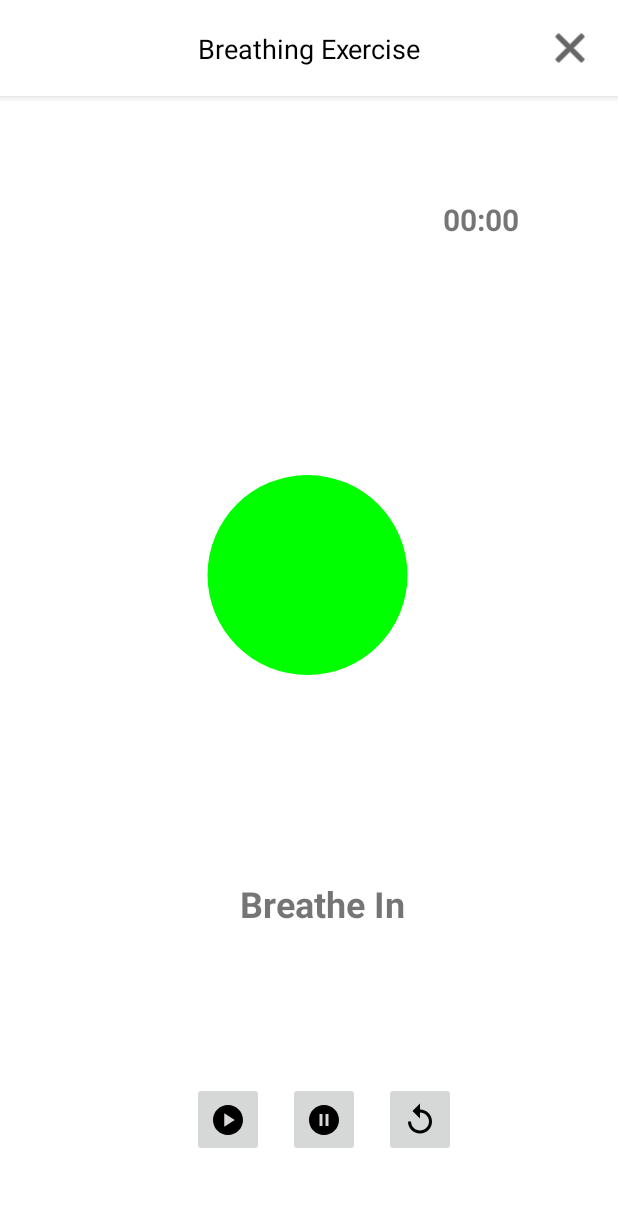
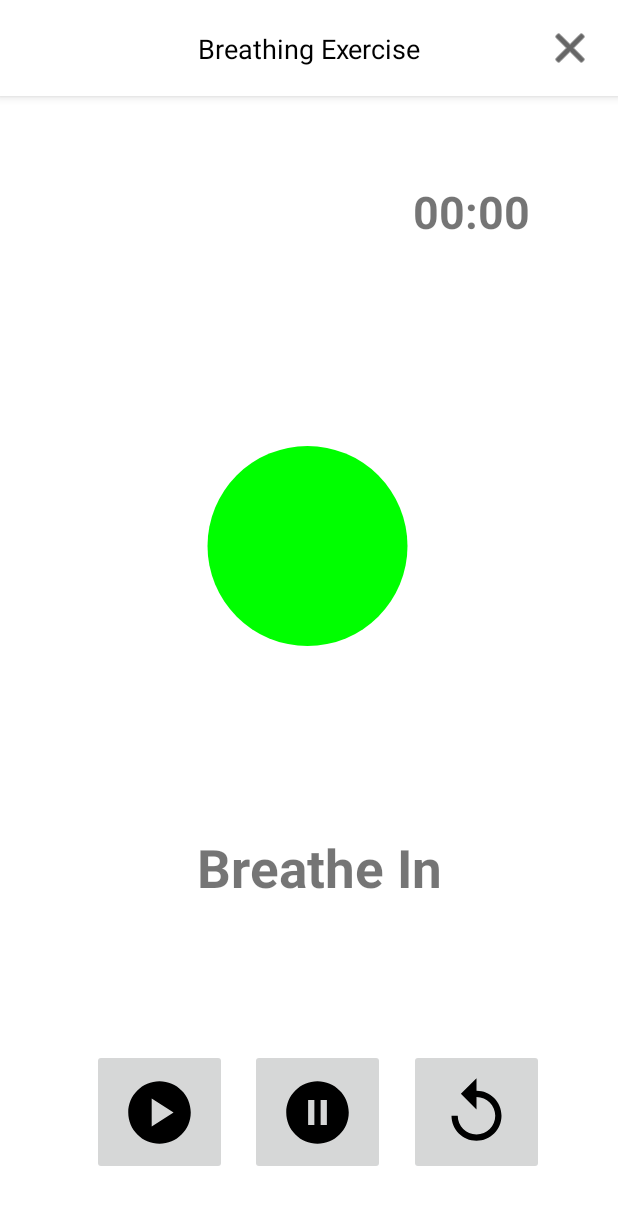
Before and after one commit to Rosscrowley/FinalYearProject, an Android app: the BreathingExerciseActivity screen opened directly, with no data from a screen before it, on a phone screen of 412 x 824 dp. Shown: the top 1205 px of the screen. Run offline under Robolectric (Android 15) with nearby library versions, the phone set to English and light mode, and no system bars; our stand-ins replace Firebase (no records; nobody signed in at launch, a user with empty details on screens opened directly).

Commit message:
Added-saving-score-func-to-breathing-exercise-and-adjusted-UI

```diff
--- a/app/src/main/java/com/example/finalyearproject/BreathingExerciseActivity.kt
+++ b/app/src/main/java/com/example/finalyearproject/BreathingExerciseActivity.kt
@@ -25,6 +25,7 @@ class BreathingExerciseActivity : AppCompatActivity() {
     private var timeLeftInMilliseconds: Long = 0
     private var isTimerRunning: Boolean = false
     private var selectedDurationMs: Long = 0
+    private var selectedMinutes: Int = 0
 
     private lateinit var instructionText: TextView
     private lateinit var countdownText: TextView
@@ -113,6 +114,7 @@ class BreathingExerciseActivity : AppCompatActivity() {
             .setTitle("Choose Duration (minutes)")
             .setView(numberPicker)
             .setPositiveButton("OK") { dialog, _ ->
+                selectedMinutes = numberPicker.value
                 selectedDurationMs = numberPicker.value * 60 * 1000L
                 updateCountdownText(selectedDurationMs)
                 dialog.dismiss()
@@ -163,6 +165,9 @@ class BreathingExerciseActivity : AppCompatActivity() {
             databaseReference.updateChildren(exerciseCompletionUpdate).addOnSuccessListener {
                 Toast.makeText(this, "Exercise marked as complete.", Toast.LENGTH_SHORT).show()
 
+                val score = selectedMinutes.toFloat()
+                saveUserExerciseScore(userId, "Breathing1", score)
+
                 setResult(Activity.RESULT_OK)
                 finish()
             }.addOnFailureListener { e ->
@@ -175,4 +180,21 @@ class BreathingExerciseActivity : AppCompatActivity() {
         val dateFormat = SimpleDateFormat("yyyy-MM-dd", Locale.getDefault())
         return dateFormat.format(Date())
     }
+
+    fun saveUserExerciseScore(userId: String, exerciseId: String, score: Float) {
+        val currentDate = SimpleDateFormat("yyyy-MM-dd", Locale.getDefault()).format(Date())
+        val exerciseScore = ExerciseScore(score, currentDate)
+
+        val database = FirebaseDatabase.getInstance("https://final-year-project-6d217-default-rtdb.europe-west1.firebasedatabase.app")
+        val userScoreRef = database.getReference("userScores/$userId/$exerciseId")
+
+        userScoreRef.push().setValue(exerciseScore)
+            .addOnSuccessListener {
+                // Handle success
+                Toast.makeText(this, "score saved!", Toast.LENGTH_SHORT).show()
+            }
+            .addOnFailureListener {
+                // Handle failure
+            }
+    }
 }
--- a/app/src/main/res/drawable/pause_image.xml
+++ b/app/src/main/res/drawable/pause_image.xml
@@ -1,5 +1,5 @@
-<vector android:height="24dp" android:tint="#000000"
+<vector android:height="50dp" android:tint="#000000"
     android:viewportHeight="24" android:viewportWidth="24"
-    android:width="24dp" xmlns:android="http://schemas.android.com/apk/res/android">
+    android:width="50dp" xmlns:android="http://schemas.android.com/apk/res/android">
     <path android:fillColor="@android:color/white" android:pathData="M12,2C6.48,2 2,6.48 2,12s4.48,10 10,10s10,-4.48 10,-10S17.52,2 12,2zM11,16H9V8h2V16zM15,16h-2V8h2V16z"/>
 </vector>
--- a/app/src/main/res/drawable/play_image.xml
+++ b/app/src/main/res/drawable/play_image.xml
@@ -1,5 +1,5 @@
-<vector android:height="24dp" android:tint="#000000"
+<vector android:height="50dp" android:tint="#000000"
     android:viewportHeight="24" android:viewportWidth="24"
-    android:width="24dp" xmlns:android="http://schemas.android.com/apk/res/android">
+    android:width="50dp" xmlns:android="http://schemas.android.com/apk/res/android">
     <path android:fillColor="@android:color/white" android:pathData="M12,2C6.48,2 2,6.48 2,12s4.48,10 10,10s10,-4.48 10,-10S17.52,2 12,2zM9.5,16.5v-9l7,4.5L9.5,16.5z"/>
 </vector>
--- a/app/src/main/res/drawable/replay_image.xml
+++ b/app/src/main/res/drawable/replay_image.xml
@@ -1,5 +1,5 @@
-<vector android:height="24dp" android:tint="#000000"
+<vector android:height="50dp" android:tint="#000000"
     android:viewportHeight="24" android:viewportWidth="24"
-    android:width="24dp" xmlns:android="http://schemas.android.com/apk/res/android">
+    android:width="50dp" xmlns:android="http://schemas.android.com/apk/res/android">
     <path android:fillColor="@android:color/white" android:pathData="M12,5V1L7,6l5,5V7c3.31,0 6,2.69 6,6s-2.69,6 -6,6 -6,-2.69 -6,-6H4c0,4.42 3.58,8 8,8s8,-3.58 8,-8 -3.58,-8 -8,-8z"/>
 </vector>
--- a/app/src/main/res/layout/activity_breathing_exercise.xml
+++ b/app/src/main/res/layout/activity_breathing_exercise.xml
@@ -71,13 +71,13 @@
 
     <TextView
         android:id="@+id/instructionText"
-        android:layout_width="193dp"
-        android:layout_height="50dp"
+        android:layout_width="241dp"
+        android:layout_height="71dp"
         android:layout_marginBottom="32dp"
         android:text="Breathe In"
-        android:textSize="24sp"
+        android:textAlignment="center"
+        android:textSize="35sp"
         android:textStyle="bold"
-        android:textAlignment="center"
         app:layout_constraintBottom_toTopOf="@+id/controlButtons"
         app:layout_constraintEnd_toEndOf="parent"
         app:layout_constraintHorizontal_bias="0.541"
@@ -87,8 +87,8 @@
 
     <LinearLayout
         android:id="@+id/controlButtons"
-        android:layout_width="185dp"
-        android:layout_height="50dp"
+        android:layout_width="303dp"
+        android:layout_height="84dp"
         android:orientation="horizontal"
         app:layout_constraintBottom_toBottomOf="parent"
         app:layout_constraintEnd_toEndOf="parent"
@@ -100,7 +100,7 @@
         <!-- Play Button -->
         <ImageButton
             android:id="@+id/playButton"
-            android:layout_width="wrap_content"
+            android:layout_width="90dp"
             android:layout_height="match_parent"
             android:onClick="onPlayButtonClick"
             android:src="@drawable/play_image" />
@@ -108,16 +108,16 @@
         <!-- Pause Button -->
         <ImageButton
             android:id="@+id/pauseButton"
-            android:layout_width="wrap_content"
+            android:layout_width="90dp"
             android:layout_height="match_parent"
-            android:layout_marginStart="16dp"
+            android:layout_marginStart="15dp"
             android:onClick="onPauseButtonClick"
             android:src="@drawable/pause_image" />
 
         <!-- Restart Button -->
         <ImageButton
             android:id="@+id/restartButton"
-            android:layout_width="wrap_content"
+            android:layout_width="90dp"
             android:layout_height="match_parent"
             android:layout_marginStart="16dp"
             android:onClick="onRestartButtonClick"
@@ -127,11 +127,11 @@
 
     <TextView
         android:id="@+id/countdownText"
-        android:layout_width="93dp"
-        android:layout_height="63dp"
+        android:layout_width="116dp"
+        android:layout_height="68dp"
         android:padding="16dp"
         android:text="00:00"
-        android:textSize="20sp"
+        android:textSize="30sp"
         android:textStyle="bold"
         app:layout_constraintBottom_toTopOf="@+id/breathingView"
         app:layout_constraintEnd_toEndOf="parent"
```
